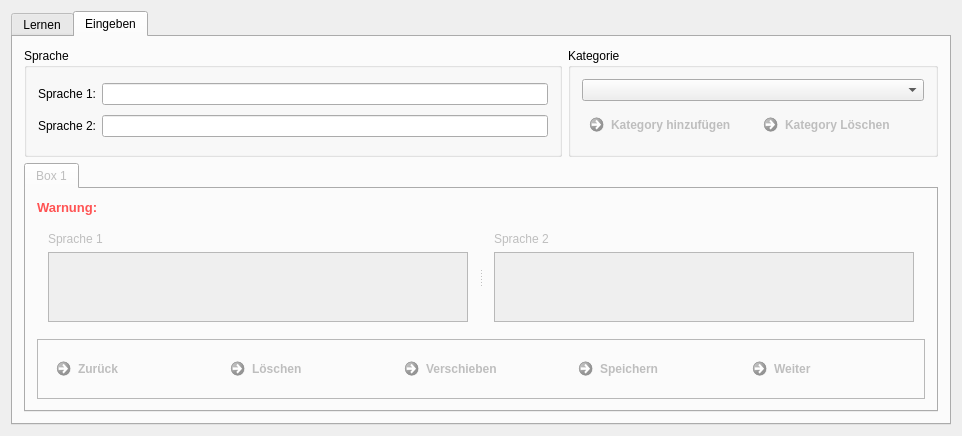
MichaelSp/Langunator, file cpp/src/mainwindow.ui: the form before one commit.
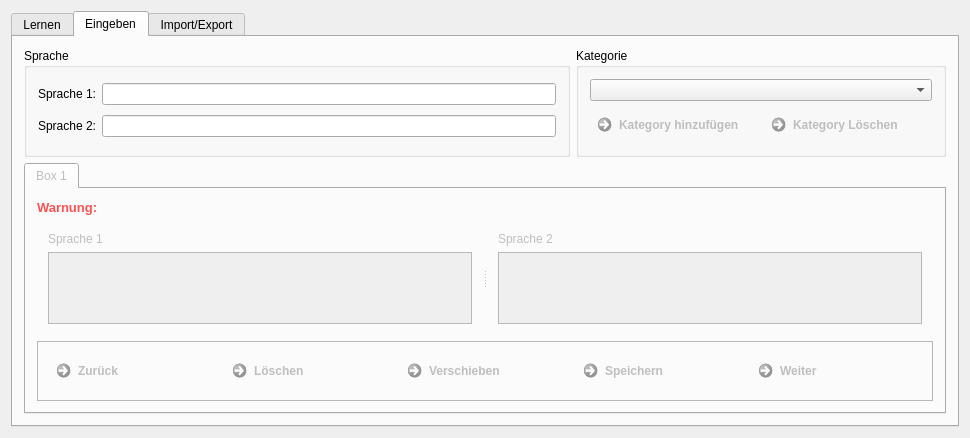
The form after the commit. The open tabs and pages were chosen to show the change. Icons and pictures are not drawn.

Diff of the .ui file:
```diff
--- a/cpp/src/mainwindow.ui
+++ b/cpp/src/mainwindow.ui
@@ -6,8 +6,8 @@
    <rect>
     <x>0</x>
     <y>0</y>
-    <width>886</width>
-    <height>426</height>
+    <width>970</width>
+    <height>438</height>
    </rect>
   </property>
   <property name="windowTitle">
@@ -508,6 +508,15 @@
         </item>
        </layout>
       </widget>
+      <widget class="QWidget" name="tab">
+       <attribute name="icon">
+        <iconset resource="../img.qrc">
+         <normaloff>:/img/img/actions_document_encrypt.png</normaloff>:/img/img/actions_document_encrypt.png</iconset>
+       </attribute>
+       <attribute name="title">
+        <string>Import/Export</string>
+       </attribute>
+      </widget>
      </widget>
     </item>
    </layout>
```
Left out of the diff: 2 changed lines with no effect on the pictures.
